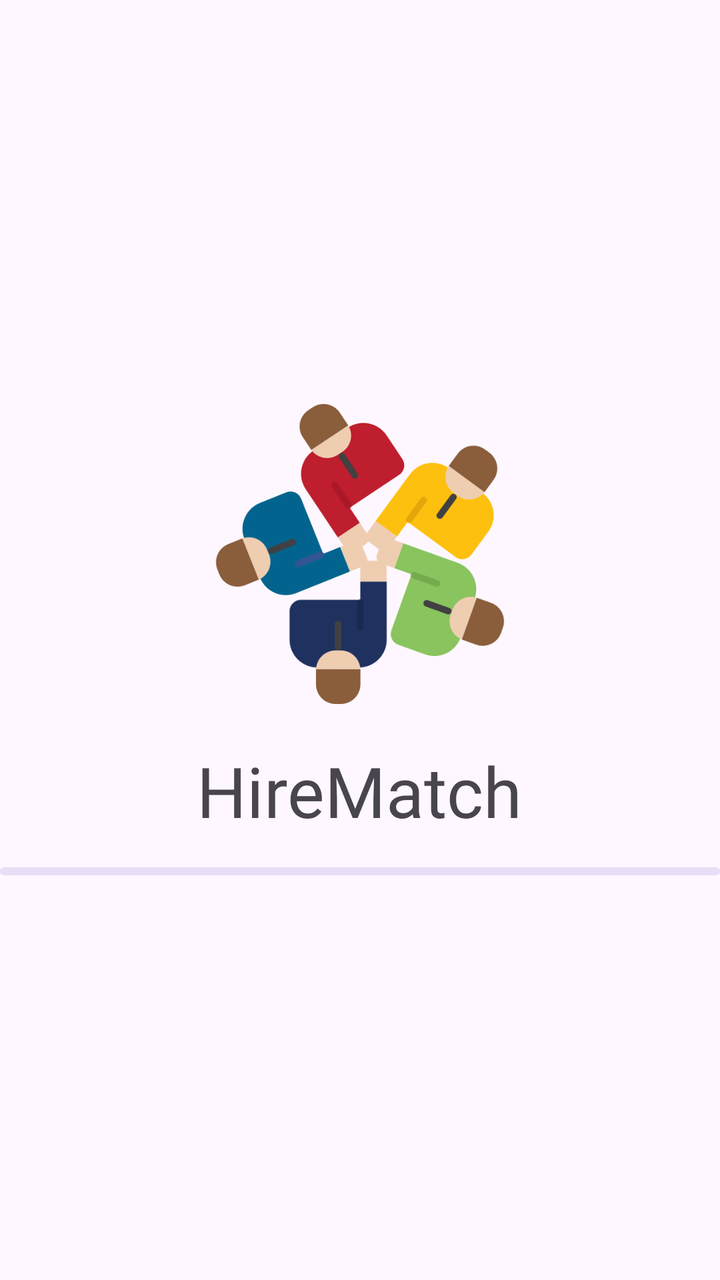
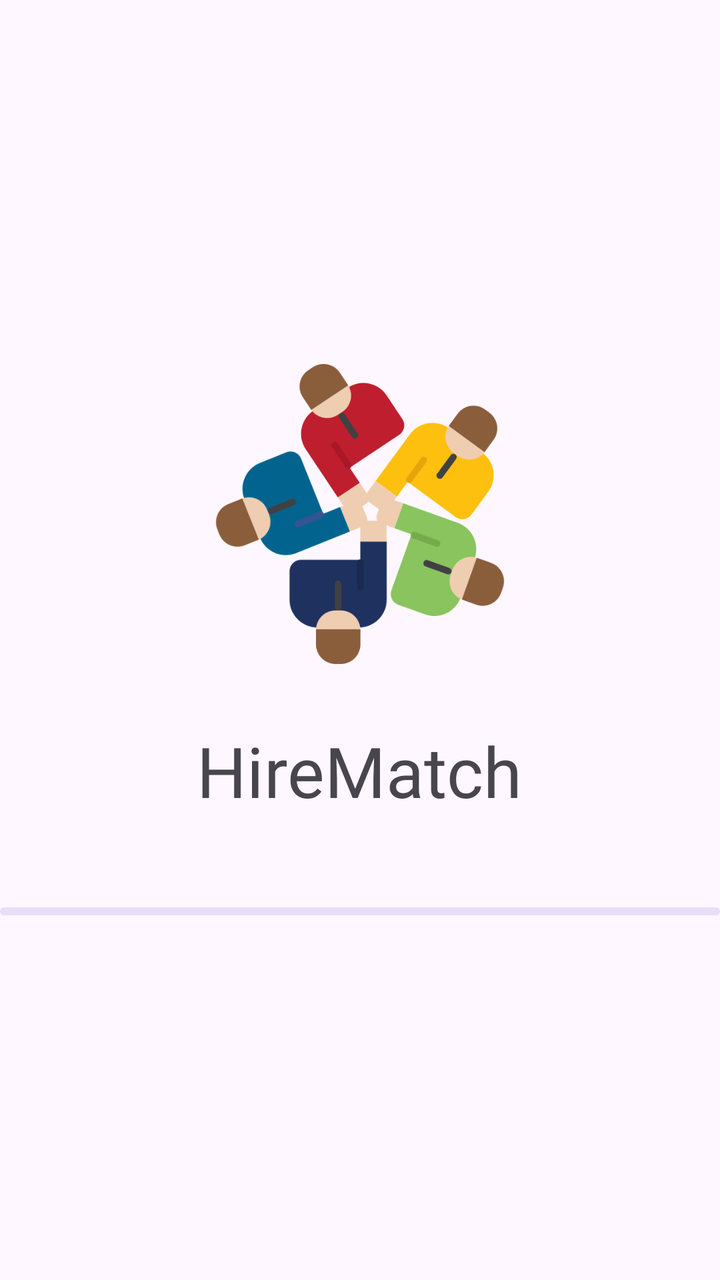

The first picture is an Android layout as it rendered before a commit; the second is the same layout after the commit. The layout source and the unified diff follow.
<!-- AndroidManifest.xml: application theme Theme.MyApp -->
<!-- res/layout/splash_layout.xml -->
<?xml version="1.0" encoding="utf-8"?>
<LinearLayout xmlns:android="http://schemas.android.com/apk/res/android"
    xmlns:app="http://schemas.android.com/apk/res-auto"
    xmlns:tools="http://schemas.android.com/tools"
    android:id="@+id/main"
    android:layout_width="match_parent"
    android:layout_height="match_parent"
    android:gravity="center_vertical"
    android:orientation="vertical"
    android:layout_margin="100dp"
    tools:context=".SplashActivity">

    <ImageView
        android:id="@+id/imgSplashLogo"
        android:layout_width="150dp"
        android:layout_height="150dp"
        android:layout_gravity="center_horizontal"
        android:src="@drawable/partners" />

    <TextView
        android:id="@+id/txtSplashHireMatch"
        android:layout_width="wrap_content"
        android:layout_height="wrap_content"
        android:layout_gravity="center_horizontal"
        android:layout_marginTop="20dp"
        android:fontFamily="@font/author"
        android:text="@string/hirematch"
        android:textSize="35sp"
        android:textStyle="normal" />

    <com.google.android.material.progressindicator.LinearProgressIndicator
        android:id="@+id/progressbarSplash"
        android:layout_width="match_parent"
        android:layout_height="wrap_content"
        android:layout_marginTop="15dp"
        android:indeterminate="true" />

</LinearLayout>
<!-- resources referenced by this layout -->
<resources>
  <!-- drawable partners: png bitmap (drawable, 38262 bytes) -->
  <string name="hirematch">HireMatch</string>
  <style name="Theme.MyApp" parent="Base.Theme.MyApp" />
  <style name="Base.Theme.MyApp" parent="Theme.Material3.DayNight.NoActionBar">
          
          
          <item name="colorPrimary">#be1e2d</item>
          <item name="colorSecondary">#414042</item>
      </style>
</resources>

<!-- the commit's change to res/layout/splash_layout.xml (unified diff, before → after) -->
@@ -18,11 +18,12 @@
         android:src="@drawable/partners" />
 
     <TextView
+        android:layout_marginBottom="15dp"
         android:id="@+id/txtSplashHireMatch"
         android:layout_width="wrap_content"
         android:layout_height="wrap_content"
         android:layout_gravity="center_horizontal"
-        android:layout_marginTop="20dp"
+        android:layout_marginTop="30dp"
         android:fontFamily="@font/author"
         android:text="@string/hirematch"
         android:textSize="35sp"
@@ -32,7 +33,7 @@
         android:id="@+id/progressbarSplash"
         android:layout_width="match_parent"
         android:layout_height="wrap_content"
-        android:layout_marginTop="15dp"
+        android:layout_marginTop="30dp"
         android:indeterminate="true" />
 
 </LinearLayout>
